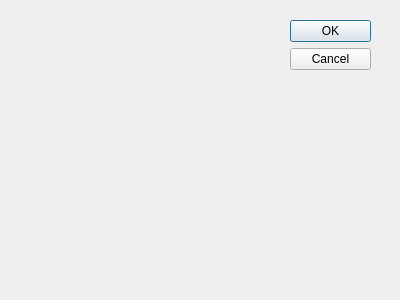
First picture: the form in Tarea4/Tienda/src/ui/formproducto.ui, repository dieg0rtiz/Tareas-Progra-2, before the edit.
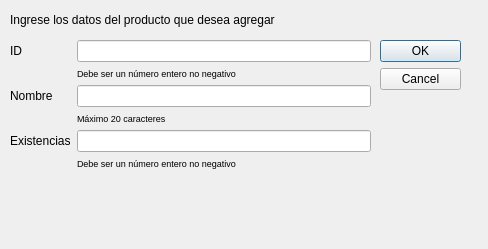
Second picture: the form after the edit.

Commit message: se agrega la funcionalidad para agregar, modificar y eliminar productos

Diff of the .ui file:
```diff
--- a/Tarea4/Tienda/src/ui/formproducto.ui
+++ b/Tarea4/Tienda/src/ui/formproducto.ui
@@ -8,8 +8,8 @@
    <rect>
     <x>0</x>
     <y>0</y>
-    <width>400</width>
-    <height>300</height>
+    <width>488</width>
+    <height>249</height>
    </rect>
   </property>
   <property name="windowTitle">
@@ -18,10 +18,10 @@
   <widget class="QDialogButtonBox" name="buttonBox">
    <property name="geometry">
     <rect>
-     <x>290</x>
-     <y>20</y>
+     <x>380</x>
+     <y>40</y>
      <width>81</width>
-     <height>241</height>
+     <height>211</height>
     </rect>
    </property>
    <property name="orientation">
@@ -31,6 +31,101 @@
     <set>QDialogButtonBox::Cancel|QDialogButtonBox::Ok</set>
    </property>
   </widget>
+  <widget class="QWidget" name="formLayoutWidget">
+   <property name="geometry">
+    <rect>
+     <x>10</x>
+     <y>40</y>
+     <width>361</width>
+     <height>161</height>
+    </rect>
+   </property>
+   <layout class="QFormLayout" name="formLayout">
+    <item row="0" column="0">
+     <widget class="QLabel" name="labelID">
+      <property name="text">
+       <string>ID</string>
+      </property>
+     </widget>
+    </item>
+    <item row="0" column="1">
+     <widget class="QLineEdit" name="txtID"/>
+    </item>
+    <item row="2" column="0">
+     <widget class="QLabel" name="labelNombre">
+      <property name="text">
+       <string>Nombre</string>
+      </property>
+     </widget>
+    </item>
+    <item row="2" column="1">
+     <widget class="QLineEdit" name="txtNombre">
+      <property name="maxLength">
+       <number>20</number>
+      </property>
+     </widget>
+    </item>
+    <item row="4" column="0">
+     <widget class="QLabel" name="labelExistencias">
+      <property name="text">
+       <string>Existencias</string>
+      </property>
+     </widget>
+    </item>
+    <item row="4" column="1">
+     <widget class="QLineEdit" name="txtExistencias"/>
+    </item>
+    <item row="1" column="1">
+     <widget class="QLabel" name="labelIDInfo">
+      <property name="font">
+       <font>
+        <pointsize>7</pointsize>
+       </font>
+      </property>
+      <property name="text">
+       <string>Debe ser un número entero no negativo</string>
+      </property>
+     </widget>
+    </item>
+    <item row="3" column="1">
+     <widget class="QLabel" name="labelNombreInfo">
+      <property name="font">
+       <font>
+        <pointsize>7</pointsize>
+       </font>
+      </property>
+      <property name="text">
+       <string>Máximo 20 caracteres</string>
+      </property>
+     </widget>
+    </item>
+    <item row="5" column="1">
+     <widget class="QLabel" name="labelExistenciasInfo">
+      <property name="font">
+       <font>
+        <pointsize>7</pointsize>
+       </font>
+      </property>
+      <property name="text">
+       <string>Debe ser un número entero no negativo</string>
+      </property>
+     </widget>
+    </item>
+   </layout>
+  </widget>
+  <widget class="QLabel" name="labelInstrucciones">
+   <property name="geometry">
+    <rect>
+     <x>10</x>
+     <y>10</y>
+     <width>361</width>
+     <height>20</height>
+    </rect>
+   </property>
+   <property name="text">
+    <string>Ingrese los datos del producto que desea agregar</string>
+   </property>
+  </widget>
  </widget>
  <pixmapfunction/>
  <resources/>
```
Left out of the diff: 5 changed lines with no effect on the pictures. The commit also changes 18 other files.
